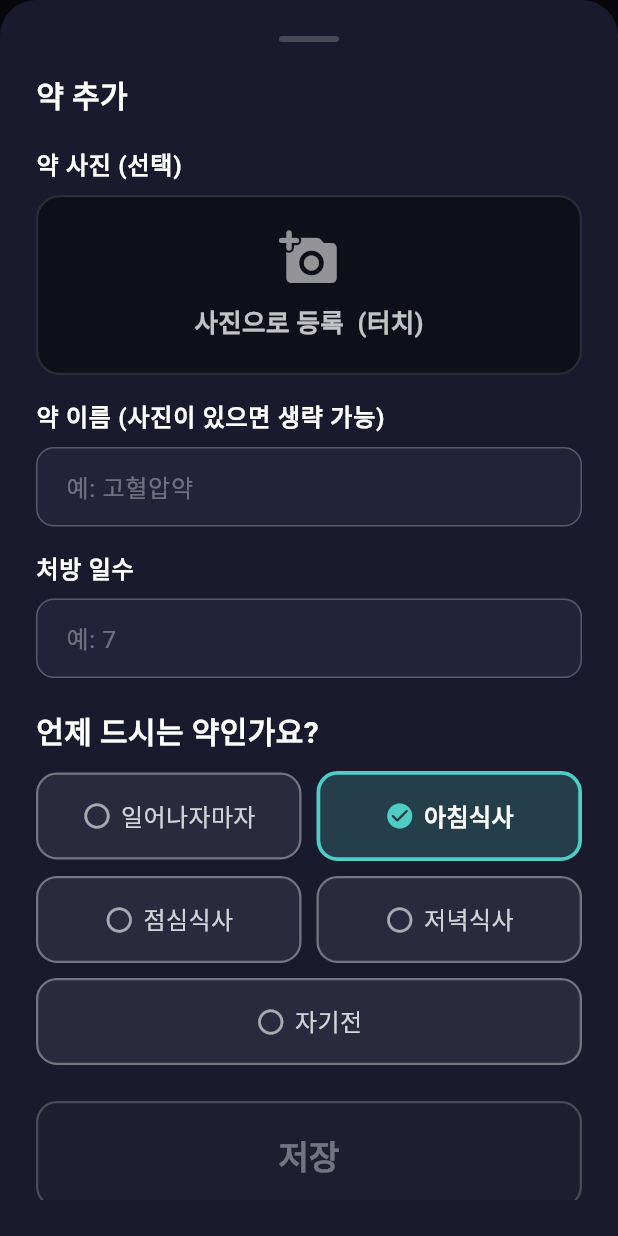
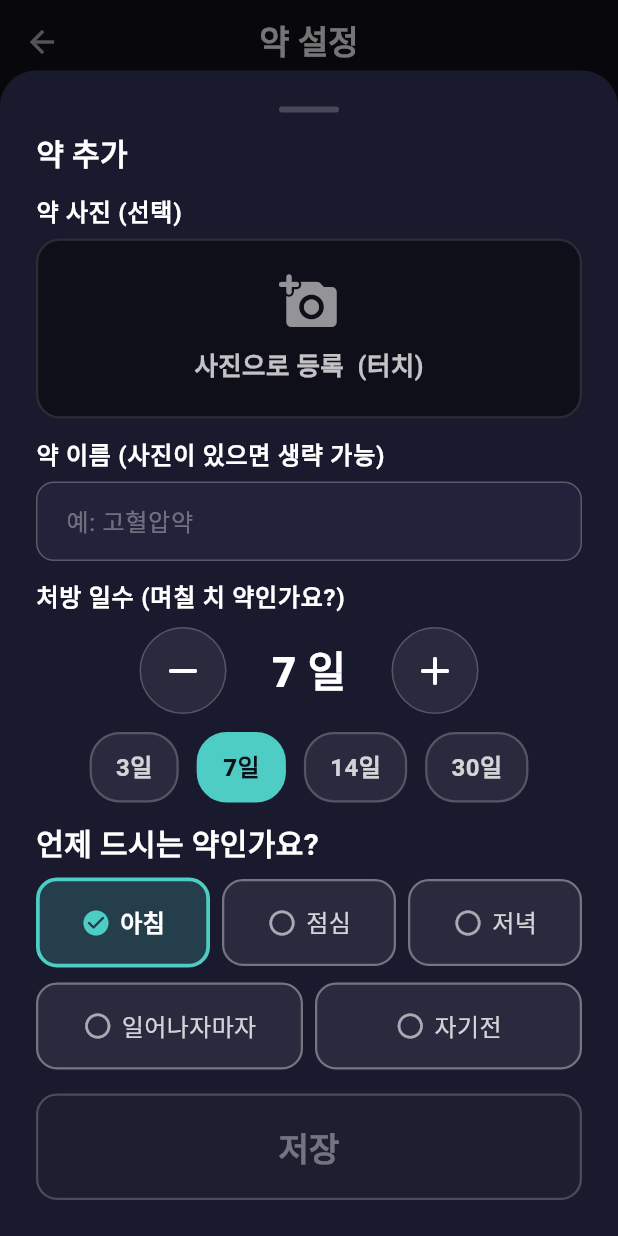
Before and after one commit to TheSoundofGoodbye/did-you-take-a-pill, a Flutter app: the MedicationSettings screen opened directly, after a tap on "약 추가", on a phone screen of 412 x 824 dp. Run offline on Flutter 3.47's test engine with Material 3 defaults, Android fonts, the phone set to English and light mode, and no system bars; our stand-ins replace image_cropper, image_picker, shared_preferences; accounts and stored records are empty.

Commit message:
feat(v2): final UI/UX polish - scroll-free layout, days stepper, 2-row dose time format

```diff
--- a/lib/models/dose_schedule.dart
+++ b/lib/models/dose_schedule.dart
@@ -29,11 +29,11 @@ extension DoseTimeExtension on DoseTime {
       case DoseTime.wakeUp:
         return '일어나자마자';
       case DoseTime.morning:
-        return '아침식사';
+        return '아침';
       case DoseTime.afternoon:
-        return '점심식사';
+        return '점심';
       case DoseTime.evening:
-        return '저녁식사';
+        return '저녁';
       case DoseTime.bedTime:
         return '자기전';
     }
--- a/lib/screens/medication_settings.dart
+++ b/lib/screens/medication_settings.dart
@@ -327,7 +327,7 @@ class _MedicationFormSheet extends StatefulWidget {
 
 class _MedicationFormSheetState extends State<_MedicationFormSheet> {
   late final TextEditingController _nameController;
-  late final TextEditingController _daysController;
+  int _prescriptionDays = 7;
   bool get _isEditMode => widget.medication != null;
 
   late final Map<DoseTime, bool> _selectedTimes;
@@ -342,8 +342,7 @@ class _MedicationFormSheetState extends State<_MedicationFormSheet> {
     super.initState();
     final med = widget.medication;
     _nameController = TextEditingController(text: med?.name ?? '');
-    _daysController = TextEditingController(
-        text: med != null ? med.totalDays.toString() : '');
+    _prescriptionDays = med?.totalDays ?? 7;
     _selectedTimes = {
       DoseTime.wakeUp:    med?.doseTimes.contains(DoseTime.wakeUp) ?? false,
       DoseTime.morning:   med?.doseTimes.contains(DoseTime.morning) ?? true,
@@ -357,7 +356,6 @@ class _MedicationFormSheetState extends State<_MedicationFormSheet> {
   @override
   void dispose() {
     _nameController.dispose();
-    _daysController.dispose();
     super.dispose();
   }
 
@@ -369,7 +367,7 @@ class _MedicationFormSheetState extends State<_MedicationFormSheet> {
   }
 
   bool get _hasDays {
-    return (int.tryParse(_daysController.text.trim()) ?? 0) > 0;
+    return _prescriptionDays > 0;
   }
 
   bool get _hasTime {
@@ -509,7 +507,7 @@ class _MedicationFormSheetState extends State<_MedicationFormSheet> {
     if (!_isValid) return;
     final provider = context.read<MedicationProvider>();
     final name = _nameController.text.trim();
-    final totalDays = int.parse(_daysController.text.trim());
+    final totalDays = _prescriptionDays;
 
     if (_isEditMode) {
       final totalCount = totalDays * _selectedDoseTimes.length;
@@ -555,23 +553,23 @@ class _MedicationFormSheetState extends State<_MedicationFormSheet> {
                 ),
               ),
             ),
-            const SizedBox(height: 20),
+            const SizedBox(height: 12),
             Text(_isEditMode ? '약 수정' : '약 추가',
                 style: const TextStyle(
                     fontSize: 20,
                     fontWeight: FontWeight.w700,
                     color: Colors.white)),
-            const SizedBox(height: 20),
+            const SizedBox(height: 12),
 
             // ── 사진 등록 영역 ──
             _buildLabel('약 사진 (선택)'),
-            const SizedBox(height: 8),
+            const SizedBox(height: 6),
             _buildImagePicker(),
-            const SizedBox(height: 16),
+            const SizedBox(height: 12),
 
             // 약 이름 (optional - 사진이 있으면 생략 가능)
             _buildLabel('약 이름 (사진이 있으면 생략 가능)'),
-            const SizedBox(height: 8),
+            const SizedBox(height: 6),
             _buildValidatedTextField(
               controller: _nameController,
               hint: '예: 고혈압약',
@@ -579,21 +577,13 @@ class _MedicationFormSheetState extends State<_MedicationFormSheet> {
               hasError: _showValidationErrors && !_hasNameOrImage,
               errorText: '사진 또는 이름을 입력하세요',
             ),
-            const SizedBox(height: 16),
+            const SizedBox(height: 12),
 
             // 처방 일수
-            _buildLabel('처방 일수'),
+            _buildLabel('처방 일수 (며칠 치 약인가요?)'),
             const SizedBox(height: 8),
-            _buildValidatedTextField(
-              controller: _daysController,
-              hint: '예: 7',
-              keyboardType: TextInputType.number,
-              inputFormatters: [FilteringTextInputFormatter.digitsOnly],
-              key: 'medication_days_input',
-              hasError: _showValidationErrors && !_hasDays,
-              errorText: '처방 일수를 입력하세요',
-            ),
-            const SizedBox(height: 20),
+            _buildDaysSelector(),
+            const SizedBox(height: 12),
 
             // 언제 드시는 약인가요? (5개 버튼)
             const Text(
@@ -612,9 +602,9 @@ class _MedicationFormSheetState extends State<_MedicationFormSheet> {
                         fontSize: 14,
                         color: const Color(0xFFFF6B6B).withValues(alpha: 0.9))),
               ),
-            const SizedBox(height: 12),
+            const SizedBox(height: 8),
             _buildDoseTimeButtons(),
-            const SizedBox(height: 24),
+            const SizedBox(height: 16),
 
             // 저장 버튼 — 항상 활성, 미입력 시 하이라이트
             ElevatedButton(
@@ -741,6 +731,122 @@ class _MedicationFormSheetState extends State<_MedicationFormSheet> {
     );
   }
 
+  /// 키보드 없이 일수를 조절하는 스텝퍼 + 프리셋 버튼
+  Widget _buildDaysSelector() {
+    Widget buildPresetChip(int days) {
+      final isSelected = _prescriptionDays == days;
+      return GestureDetector(
+        onTap: () {
+          setState(() {
+            _prescriptionDays = days;
+            _showValidationErrors = false;
+          });
+        },
+        child: AnimatedContainer(
+          duration: const Duration(milliseconds: 150),
+          padding: const EdgeInsets.symmetric(horizontal: 16, vertical: 10),
+          decoration: BoxDecoration(
+            color: isSelected ? const Color(0xFF4ECDC4) : const Color(0xFF2A2A3E),
+            borderRadius: BorderRadius.circular(20),
+            border: Border.all(
+              color: isSelected ? const Color(0xFF4ECDC4) : Colors.white.withValues(alpha: 0.2),
+              width: 1.5,
+            ),
+          ),
+          child: Text('$days일',
+              style: TextStyle(
+                fontSize: 16,
+                fontWeight: isSelected ? FontWeight.w800 : FontWeight.w600,
+                color: isSelected ? const Color(0xFF0F0F1A) : Colors.white.withValues(alpha: 0.8),
+              )),
+        ),
+      );
+    }
+
+    return Container(
+      decoration: (_showValidationErrors && !_hasDays)
+          ? BoxDecoration(
+              borderRadius: BorderRadius.circular(16),
+              border: Border.all(color: const Color(0xFFFF6B6B).withValues(alpha: 0.8), width: 1.5))
+          : null,
+      padding: (_showValidationErrors && !_hasDays) ? const EdgeInsets.all(6) : EdgeInsets.zero,
+      child: Column(
+        children: [
+          // 1. 대형 스텝퍼 [ - ]  [ 7 일 ]  [ + ]
+          Row(
+            mainAxisAlignment: MainAxisAlignment.center,
+            children: [
+              _buildStepperButton(
+                icon: Icons.remove_rounded,
+                onTap: () {
+                  if (_prescriptionDays > 1) {
+                    setState(() {
+                      _prescriptionDays--;
+                      _showValidationErrors = false;
+                    });
+                  }
+                },
+              ),
+              const SizedBox(width: 20),
+              Container(
+                alignment: Alignment.center,
+                width: 70,
+                child: Text(
+                  '$_prescriptionDays 일',
+                  style: const TextStyle(
+                    fontSize: 28,
+                    fontWeight: FontWeight.w800,
+                    color: Colors.white,
+                  ),
+                ),
+              ),
+              const SizedBox(width: 20),
+              _buildStepperButton(
+                icon: Icons.add_rounded,
+                onTap: () {
+                  if (_prescriptionDays < 90) {
+                    setState(() {
+                      _prescriptionDays++;
+                      _showValidationErrors = false;
+                    });
+                  }
+                },
+              ),
+            ],
+          ),
+          const SizedBox(height: 12),
+          // 2. 자주 쓰는 프리셋 버튼 (3일, 7일, 14일, 30일)
+          Wrap(
+            spacing: 12,
+            runSpacing: 10,
+            alignment: WrapAlignment.center,
+            children: [
+              buildPresetChip(3),
+              buildPresetChip(7),
+              buildPresetChip(14),
+              buildPresetChip(30),
+            ],
+          ),
+        ],
+      ),
+    );
+  }
+
+  Widget _buildStepperButton({required IconData icon, required VoidCallback onTap}) {
+    return GestureDetector(
+      onTap: onTap,
+      child: Container(
+        padding: const EdgeInsets.all(12),
+        decoration: BoxDecoration(
+          color: const Color(0xFF2A2A3E),
+          shape: BoxShape.circle,
+          border: Border.all(color: Colors.white.withValues(alpha: 0.2)),
+        ),
+        child: Icon(icon, size: 32, color: Colors.white),
+      ),
+    );
+  }
+
   /// 언제 드시는 약인가요? — 3줄 고정 배치, 동일 크기 버튼.
   Widget _buildDoseTimeButtons() {
     final hasError = _showValidationErrors && !_hasTime;
@@ -811,14 +917,25 @@ class _MedicationFormSheetState extends State<_MedicationFormSheet> {
       padding: hasError ? const EdgeInsets.all(6) : EdgeInsets.zero,
       child: Column(
         children: [
-          // 1행: 일어나자마자 / 아침식사
-          Row(children: [chip(times[0]), const SizedBox(width: 10), chip(times[1])]),
+          // 1행 (3개): 아침식사 / 점심식사 / 저녁식사
+          Row(
+            children: [
+              chip(times[1]),
+              const SizedBox(width: 8),
+              chip(times[2]),
+              const SizedBox(width: 8),
+              chip(times[3]),
+            ],
+          ),
           const SizedBox(height: 10),
-          // 2행: 점심식사 / 저녁식사
-          Row(children: [chip(times[2]), const SizedBox(width: 10), chip(times[3])]),
-          const SizedBox(height: 10),
-          // 3행: 자기전 (전체 폭)
-          Row(children: [chip(times[4])]),
+          // 2행 (2개): 일어나자마자 / 자기전
+          Row(
+            children: [
+              chip(times[0]),
+              const SizedBox(width: 8),
+              chip(times[4]),
+            ],
+          ),
         ],
       ),
     );
```
